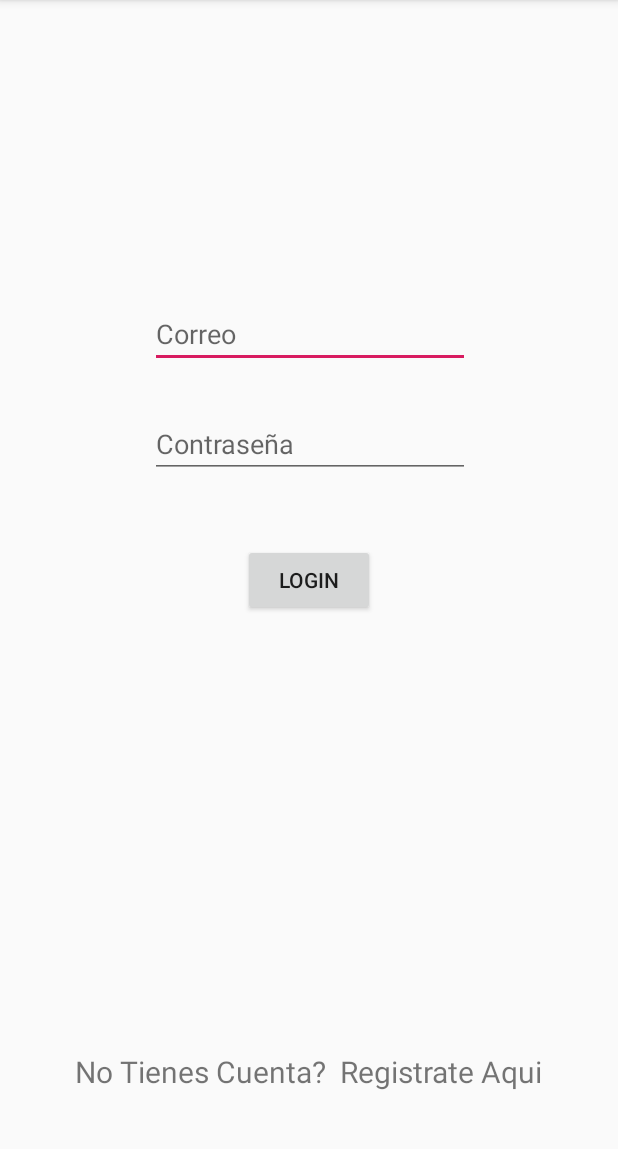
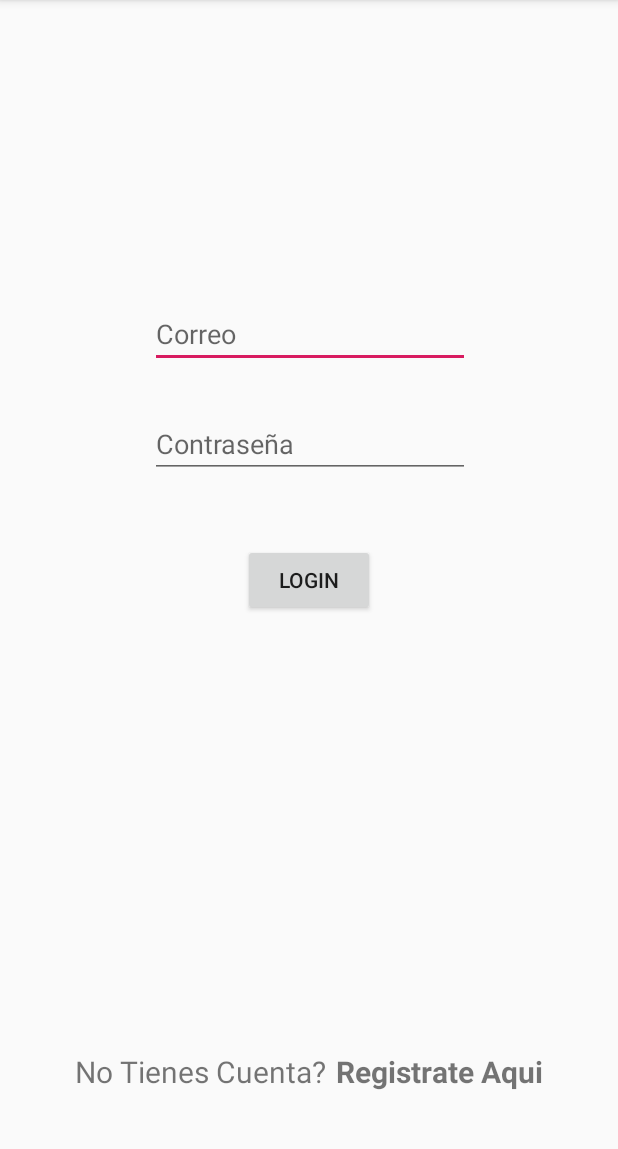
Before and after one commit to Reynaldo1193/EventosIncubadora, an Android app: the screen it shows after launch (LoginActivity), on a phone screen of 412 x 824 dp, the part 84-1233 px from its top. Run offline under Robolectric (Android 15) with nearby library versions, the phone set to English and light mode, and no system bars; our stand-ins replace Firebase (no records; nobody signed in at launch, a user with empty details on screens opened directly).

```diff
--- a/app/src/main/java/com/example/desarrollo/eventosincuabadora/LoginActivity.java
+++ b/app/src/main/java/com/example/desarrollo/eventosincuabadora/LoginActivity.java
@@ -5,6 +5,7 @@ import android.content.Intent;
 import android.support.annotation.NonNull;
 import android.support.v7.app.AppCompatActivity;
 import android.os.Bundle;
+import android.util.Log;
 import android.view.View;
 import android.widget.Button;
 import android.widget.EditText;
@@ -22,7 +23,9 @@ public class LoginActivity extends AppCompatActivity {
     private EditText editTextLCorreo, editTextLPassword;
     private Button buttonLogin;
     private TextView textViewRegistrateAqui;
+    private TextView textViewEmailVerify;
     private FirebaseAuth firebaseAuth;
+    private FirebaseUser firebaseUser;
 
     @Override
     protected void onCreate(Bundle savedInstanceState) {
@@ -30,12 +33,20 @@ public class LoginActivity extends AppCompatActivity {
         setContentView(R.layout.activity_login);
         setup();
 
-        /*FirebaseUser user = firebaseAuth.getCurrentUser();
+        if(firebaseUser != null){
+            if (firebaseUser.isEmailVerified()){
+                Toast.makeText(LoginActivity.this,""+firebaseUser.getEmail(),Toast.LENGTH_SHORT).show();
+                finish();
+                startActivity(new Intent(LoginActivity.this,TerceraActivity.class));
+            }
+            else Toast.makeText(LoginActivity.this,"Your email.is not verify",Toast.LENGTH_SHORT).show();
+            firebaseAuth.signOut();
+            finish();
+            startActivity(new Intent(LoginActivity.this,LoginActivity.class));
 
-        if(user != null){
-            finish();
-            startActivity(new Intent(LoginActivity.this,RegisterActivity.class));
-        }*/
+        }
+
+        else
 
 
         buttonLogin.setOnClickListener(new View.OnClickListener() {
@@ -47,12 +58,11 @@ public class LoginActivity extends AppCompatActivity {
                     @Override
                     public void onComplete(@NonNull Task<AuthResult> task) {
                         if(task.isSuccessful()){
-                            Toast.makeText(LoginActivity.this,"Login Succesfull", Toast.LENGTH_SHORT).show();
+                            Toast.makeText(LoginActivity.this,"Login succesfull",Toast.LENGTH_SHORT);
                             finish();
                             startActivity(new Intent(LoginActivity.this,TerceraActivity.class));
-
-                        }else
-                            Toast.makeText(LoginActivity.this,"Login Failed", Toast.LENGTH_SHORT).show();
+                        }
+                        else Toast.makeText(LoginActivity.this,"Login Failed",Toast.LENGTH_SHORT).show();
                     }
                 });
             }
@@ -63,7 +73,6 @@ public class LoginActivity extends AppCompatActivity {
             public void onClick(View v) {
                 Intent intent = new Intent(LoginActivity.this,RegisterActivity.class);
                 startActivity(intent);
-
             }
         });
 
@@ -76,7 +85,9 @@ public class LoginActivity extends AppCompatActivity {
         editTextLPassword = (EditText)findViewById(R.id.editTextLPassword);
         buttonLogin = (Button)findViewById(R.id.buttonLogin);
         textViewRegistrateAqui = (TextView)findViewById(R.id.textViewRegistrateAqui);
+        textViewEmailVerify = (TextView)findViewById(R.id.textViewEmailVerify);
         firebaseAuth = FirebaseAuth.getInstance();
+        firebaseUser = firebaseAuth.getCurrentUser();
 
     }
 
--- /dev/null
+++ b/app/src/main/res/drawable/ic_more_vert_black_24dp.xml
@@ -0,0 +1,5 @@
+<vector android:height="24dp" android:tint="#FFFFFF"
+    android:viewportHeight="24.0" android:viewportWidth="24.0"
+    android:width="24dp" xmlns:android="http://schemas.android.com/apk/res/android">
+    <path android:fillColor="#FFFFFF" android:pathData="M12,8c1.1,0 2,-0.9 2,-2s-0.9,-2 -2,-2 -2,0.9 -2,2 0.9,2 2,2zM12,10c-1.1,0 -2,0.9 -2,2s0.9,2 2,2 2,-0.9 2,-2 -0.9,-2 -2,-2zM12,16c-1.1,0 -2,0.9 -2,2s0.9,2 2,2 2,-0.9 2,-2 -0.9,-2 -2,-2z"/>
+</vector>
--- a/app/src/main/res/layout/activity_login.xml
+++ b/app/src/main/res/layout/activity_login.xml
@@ -63,6 +63,20 @@
         android:layout_marginBottom="40dp"
         android:text="@string/LRegistrateAqui"
         android:textSize="20dp"
+        android:textStyle="bold"
         app:layout_constraintBottom_toBottomOf="parent"
         app:layout_constraintEnd_toEndOf="parent" />
+
+    <TextView
+        android:id="@+id/textViewEmailVerify"
+        android:layout_width="wrap_content"
+        android:layout_height="wrap_content"
+        android:layout_marginTop="8dp"
+        android:layout_marginBottom="8dp"
+        android:text="TextView"
+        android:visibility="invisible"
+        app:layout_constraintBottom_toTopOf="@+id/buttonLogin"
+        app:layout_constraintEnd_toEndOf="parent"
+        app:layout_constraintStart_toStartOf="parent"
+        app:layout_constraintTop_toBottomOf="@+id/editTextLPassword" />
 </android.support.constraint.ConstraintLayout>
--- a/app/src/main/res/values/strings.xml
+++ b/app/src/main/res/values/strings.xml
@@ -10,4 +10,6 @@
     <string name="LNotienesCuenta">No Tienes Cuenta?</string>
     <string name="LRegistrateAqui">Registrate Aqui</string>
     <string name="title_activity_tercera">TerceraActivity</string>
+    <string name="logoutMenu">Logout</string>
+    <string name="seeMore">See more</string>
 </resources>
```
Also changed, not shown: app/src/main/java/com/example/desarrollo/eventosincuabadora/RegisterActivity.java (+17 -3 lines), app/src/main/java/com/example/desarrollo/eventosincuabadora/TerceraActivity.java (+45 -0 lines), app/src/main/res/layout/content_tercera.xml (+11 -0 lines), app/src/main/res/menu/logoutmenu.xml (added, +11 -0 lines).
